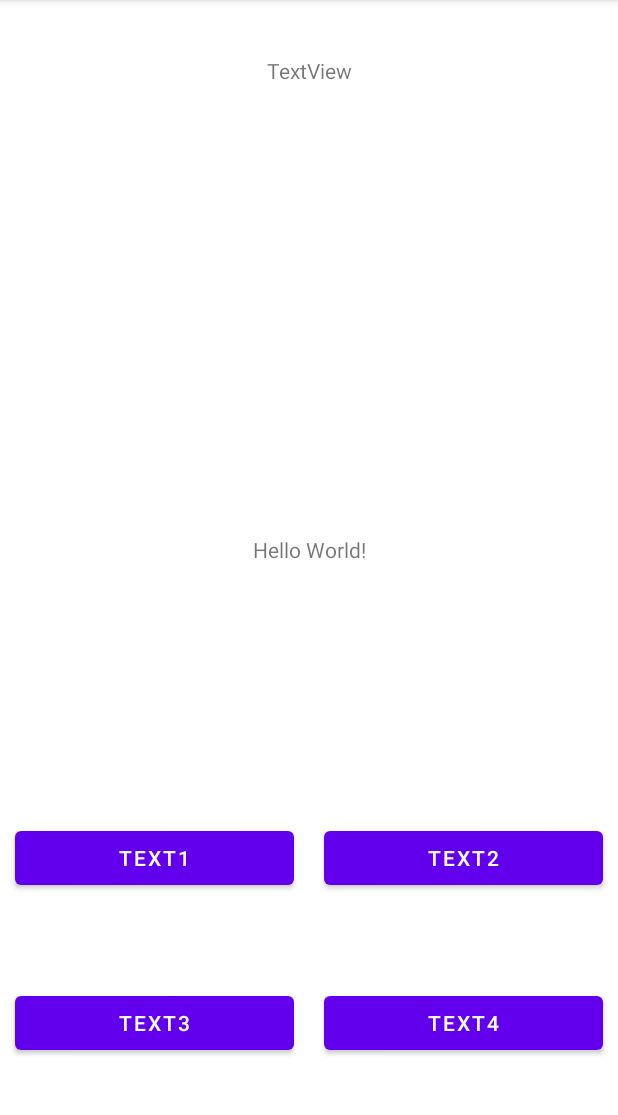
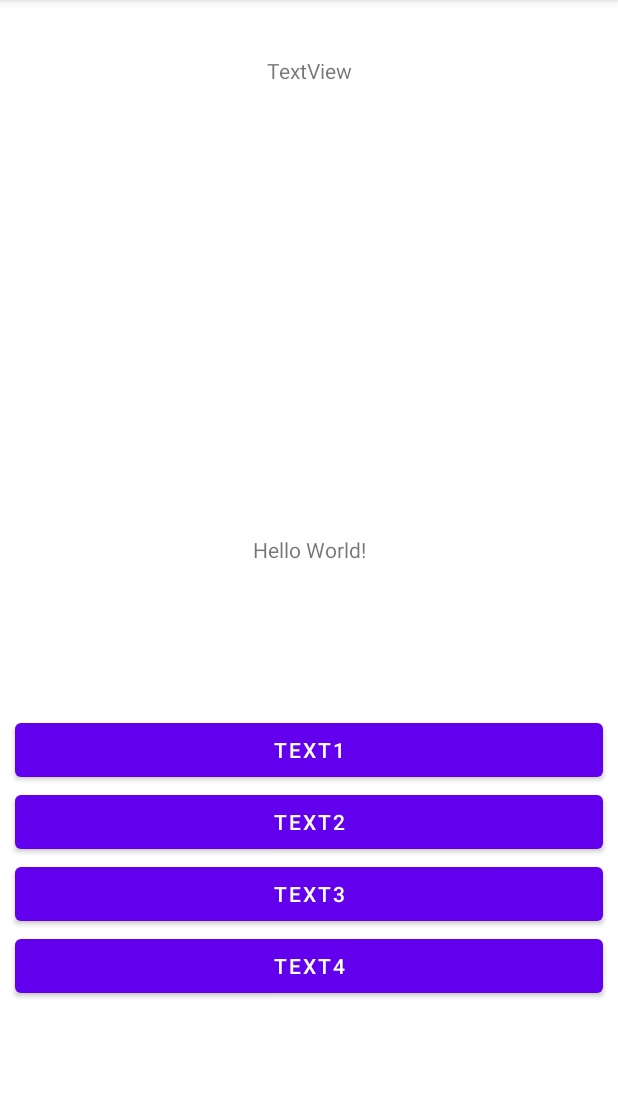
Before and after one commit to Sternstein/Quiz, an Android app: the GameActivity screen opened directly, with no data from a screen before it, on a phone screen of 412 x 824 dp, the part 84-1199 px from its top. Run offline under Robolectric (Android 15) with nearby library versions, the phone set to English and light mode, and no system bars; our stand-ins replace Picasso, Room's generated code, RxJava; network calls fail; pictures from the network do not load.

Commit message:
Added sound effects. Changed view of game activity.

```diff
--- a/app/src/main/java/com/twister_ray/quiz/GameActivity.java
+++ b/app/src/main/java/com/twister_ray/quiz/GameActivity.java
@@ -1,7 +1,7 @@
 package com.twister_ray.quiz;
 
-import android.content.Intent;
 import android.graphics.Color;
+import android.media.MediaPlayer;
 import android.os.Environment;
 import android.util.Log;
 import android.view.View;
@@ -22,9 +22,7 @@ import java.util.List;
 import io.reactivex.android.schedulers.AndroidSchedulers;
 import io.reactivex.observers.DisposableSingleObserver;
 import io.reactivex.schedulers.Schedulers;
-import retrofit2.Call;
-import retrofit2.Callback;
-import retrofit2.Response;
+
 
 public class GameActivity extends AppCompatActivity {
   private AppViewModel mAppViewModel;
@@ -34,6 +32,8 @@ public class GameActivity extends AppCompatActivity {
   protected void onCreate(Bundle savedInstanceState) {
     super.onCreate(savedInstanceState);
     setContentView(R.layout.activity_game);
+    final MediaPlayer winSound = MediaPlayer.create(this, R.raw.win);
+    final MediaPlayer loseSound = MediaPlayer.create(this, R.raw.wrong);
     final TextView textView = findViewById(R.id.textView);
     final TextView playerInformation = findViewById(R.id.textView2);
     final Button button1 = findViewById(R.id.button1);
@@ -112,10 +112,12 @@ public class GameActivity extends AppCompatActivity {
                     if (answer.getValid()) {
                       mAppViewModel.updateQuiz(quizId, true);
                       currentButton.setBackgroundColor(Color.GREEN);
+                      winSound.start();
                       Log.d("myLog","CORRECT ANSWER!");
                       finish();
                     }
                     else {
+                      loseSound.start();
                       Log.d("myLog","WRONG ANSWER!");
                     }
                   }
--- a/app/src/main/res/layout/activity_game.xml
+++ b/app/src/main/res/layout/activity_game.xml
@@ -10,7 +10,7 @@
     android:id="@+id/linear1"
     android:layout_width="match_parent"
     android:layout_height="wrap_content"
-    android:orientation="horizontal"
+    android:orientation="vertical"
     android:weightSum="2"
     app:layout_constraintBottom_toBottomOf="parent"
     app:layout_constraintEnd_toEndOf="parent"
@@ -33,17 +33,6 @@
       android:layout_marginLeft="10dp"
       android:layout_marginRight="10dp"
       android:text="text2" />
-  </LinearLayout>
-  <LinearLayout
-    android:weightSum="2"
-    android:layout_width="match_parent"
-    android:layout_height="wrap_content"
-    android:orientation="horizontal"
-    app:layout_constraintBottom_toBottomOf="parent"
-    app:layout_constraintEnd_toEndOf="parent"
-    app:layout_constraintStart_toStartOf="parent"
-    app:layout_constraintTop_toBottomOf="@+id/linear1"
-    >
     <Button
       android:id="@+id/button3"
       android:layout_width="match_parent"
```
Also changed, not shown: 2 other files.
